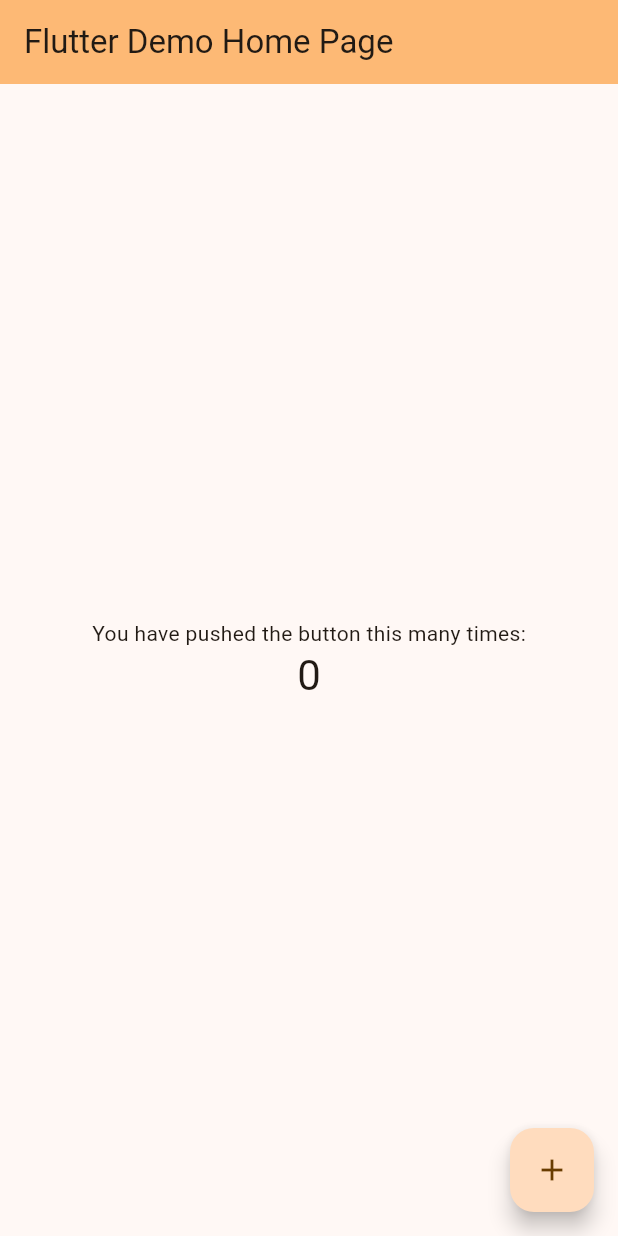
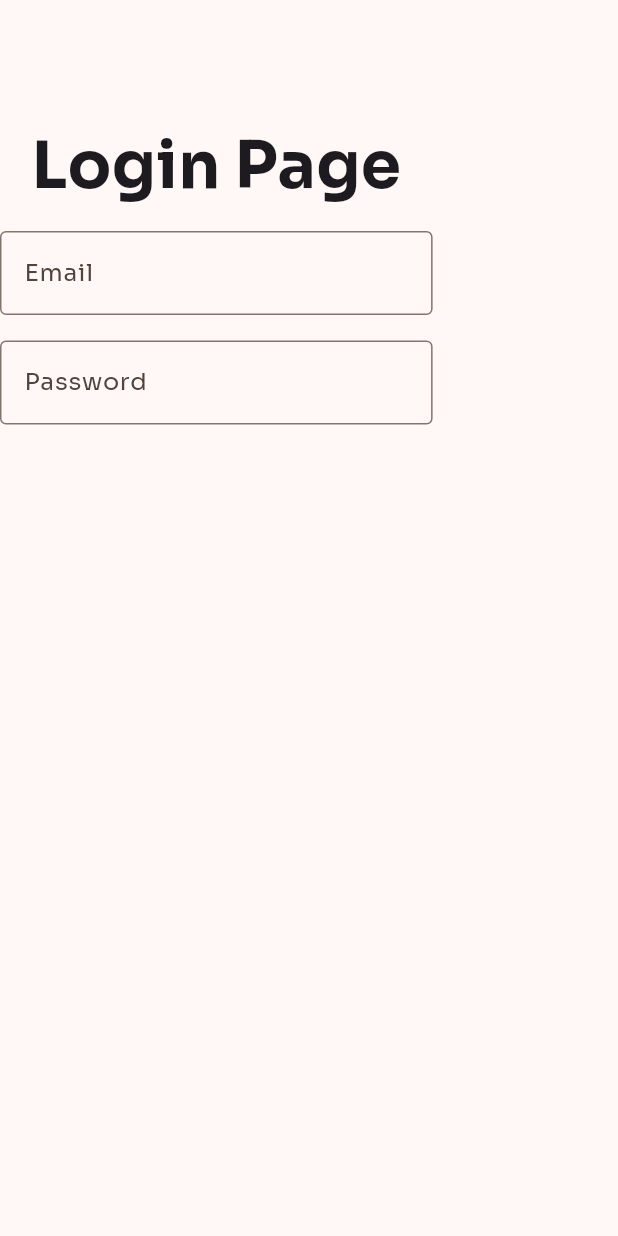
Before and after one commit to Yuzuru07/Kontak, a Flutter app: the screen it shows after launch, on a phone screen of 412 x 824 dp. Run offline on Flutter 3.47's test engine with Material 3 defaults, Android fonts, the phone set to English and light mode, and no system bars; our stand-ins replace firebase_core, google_fonts; accounts and stored records are empty.

```diff
--- a/lib/main.dart
+++ b/lib/main.dart
@@ -1,6 +1,8 @@
 import 'package:firebase_core/firebase_core.dart';
 import 'package:flutter/material.dart';
+import 'package:google_fonts/google_fonts.dart';
 import 'package:kontak/firebase_options.dart';
+import 'package:kontak/views/login_page.dart';
 
 void main() async {
   WidgetsFlutterBinding.ensureInitialized();
@@ -13,65 +15,17 @@ void main() async {
 class MyApp extends StatelessWidget {
   const MyApp({super.key});
 
-  // This widget is the root of your application.
+  // This widget is the root of the application.
   @override
   Widget build(BuildContext context) {
     return MaterialApp(
-      title: 'Flutter Demo',
+      title: 'Quantum Connect',
       theme: ThemeData(
-        colorScheme: ColorScheme.fromSeed(seedColor: Colors.orange),
+        textTheme: GoogleFonts.soraTextTheme(),
+        colorScheme: ColorScheme.fromSeed(seedColor: Colors.orange.shade800),
         useMaterial3: true,
       ),
-      home: const MyHomePage(title: 'Flutter Demo Home Page'),
-      debugShowCheckedModeBanner: false,
+      routes: {"/": (context) => const LoginPG()},
     );
   }
 }
-
-class MyHomePage extends StatefulWidget {
-  const MyHomePage({super.key, required this.title});
-
-  final String title;
-
-  @override
-  State<MyHomePage> createState() => _MyHomePageState();
-}
-
-class _MyHomePageState extends State<MyHomePage> {
-  int _counter = 0;
-
-  void _incrementCounter() {
-    setState(() {
-      _counter++;
-    });
-  }
-
-  @override
-  Widget build(BuildContext context) {
-    return Scaffold(
-      appBar: AppBar(
-        backgroundColor: Theme.of(context).colorScheme.inversePrimary,
-        title: Text(widget.title),
-      ),
-      body: Center(
-        child: Column(
-          mainAxisAlignment: MainAxisAlignment.center,
-          children: <Widget>[
-            const Text(
-              'You have pushed the button this many times:',
-            ),
-            Text(
-              '$_counter',
-              style: Theme.of(context).textTheme.headlineMedium,
-            ),
-          ],
-        ),
-      ),
-      floatingActionButton: FloatingActionButton(
-        onPressed: _incrementCounter,
-        tooltip: 'Increment',
-        child: const Icon(Icons.add),
-      ),
-    );
-  }
-}
--- /dev/null
+++ b/lib/views/login_page.dart
@@ -0,0 +1,44 @@
+import 'package:flutter/material.dart';
+import 'package:google_fonts/google_fonts.dart';
+
+class LoginPG extends StatefulWidget {
+  const LoginPG({super.key});
+
+  @override
+  State<LoginPG> createState() => _LoginPGState();
+}
+
+class _LoginPGState extends State<LoginPG> {
+  @override
+  Widget build(BuildContext context) {
+    return Scaffold(
+      body: Column(
+        children: [
+          const SizedBox(height: 80),
+          Text(
+            "Login Page",
+            style: GoogleFonts.sora(fontSize: 43, fontWeight: FontWeight.w700),
+          ),
+          const SizedBox(
+            height: 13,
+          ),
+          SizedBox(
+              width: MediaQuery.of(context).size.width * .7,
+              child: TextFormField(
+                decoration: const InputDecoration(
+                    border: OutlineInputBorder(), label: Text("Email")),
+              )),
+          const SizedBox(
+            height: 17,
+          ),
+          SizedBox(
+              width: MediaQuery.of(context).size.width * .7,
+              child: TextFormField(
+                decoration: const InputDecoration(
+                    border: OutlineInputBorder(), label: Text("Password")),
+              )),
+        ],
+      ),
+    );
+  }
+}
--- a/pubspec.yaml
+++ b/pubspec.yaml
@@ -36,6 +36,7 @@ dependencies:
   # Use with the CupertinoIcons class for iOS style icons.
   cupertino_icons: ^1.0.2
   firebase_core: ^2.24.2
+  google_fonts: ^6.1.0
 
 dev_dependencies:
   flutter_test:
```
Also changed, not shown: pubspec.lock.
